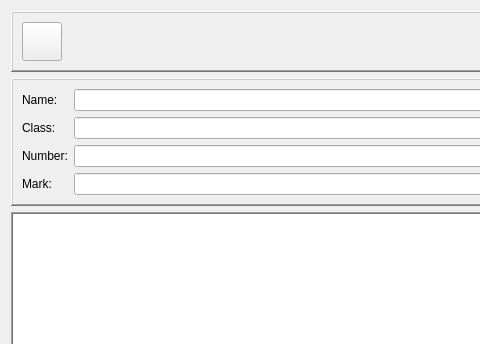
Open-Typer/Open-Typer, file libcore/ui/ExportDialog.ui: the form before one commit; both pictures show x 0 to 480 and y 0 to 344 of the 594 by 621 pixel window.
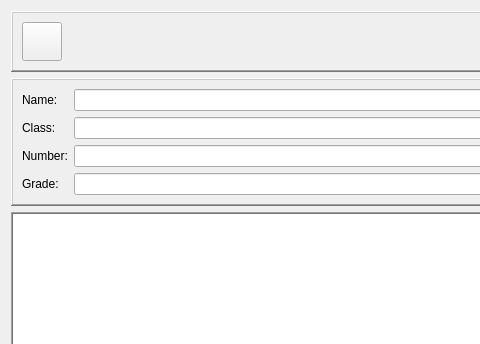
The form after the commit. Icons and pictures are not drawn. Custom widgets are drawn as their Qt base class.

Commit message: ExportDialog: Use "grade" word instead of "mark"

```diff
--- a/libcore/ui/ExportDialog.ui
+++ b/libcore/ui/ExportDialog.ui
@@ -103,7 +103,7 @@
       <item row="4" column="0">
        <widget class="QLabel" name="markLabel">
         <property name="text">
-         <string>Mark:</string>
+         <string>Grade:</string>
         </property>
        </widget>
       </item>
```
Left out of the diff: 8 changed lines with no effect on the pictures. The commit also changes 2 other files.
